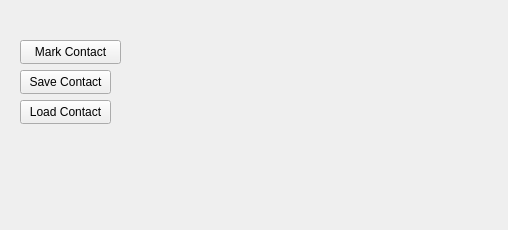
First picture: the form in src/WhiskerToolbox/Whisker_Widget/contact_widget.ui, repository paulmthompson/WhiskerToolbox, before the edit.
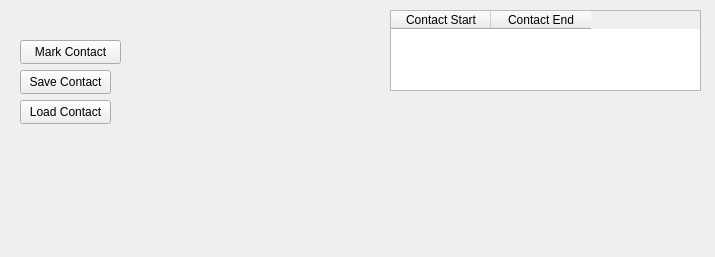
Second picture: the form after the edit.

Commit message: add contact table

The edit to the form file:
```diff
--- a/src/WhiskerToolbox/Whisker_Widget/contact_widget.ui
+++ b/src/WhiskerToolbox/Whisker_Widget/contact_widget.ui
@@ -6,8 +6,8 @@
    <rect>
     <x>0</x>
     <y>0</y>
-    <width>508</width>
-    <height>230</height>
+    <width>715</width>
+    <height>257</height>
    </rect>
   </property>
   <property name="windowTitle">
@@ -52,6 +52,26 @@
     <string>Mark Contact</string>
    </property>
   </widget>
+  <widget class="QTableWidget" name="contact_table">
+   <property name="geometry">
+    <rect>
+     <x>390</x>
+     <y>10</y>
+     <width>311</width>
+     <height>81</height>
+    </rect>
+   </property>
+   <column>
+    <property name="text">
+     <string>Contact Start</string>
+    </property>
+   </column>
+   <column>
+    <property name="text">
+     <string>Contact End</string>
+    </property>
+   </column>
+  </widget>
  </widget>
  <resources/>
  <connections/>
```
The commit also changes 2 other files.
